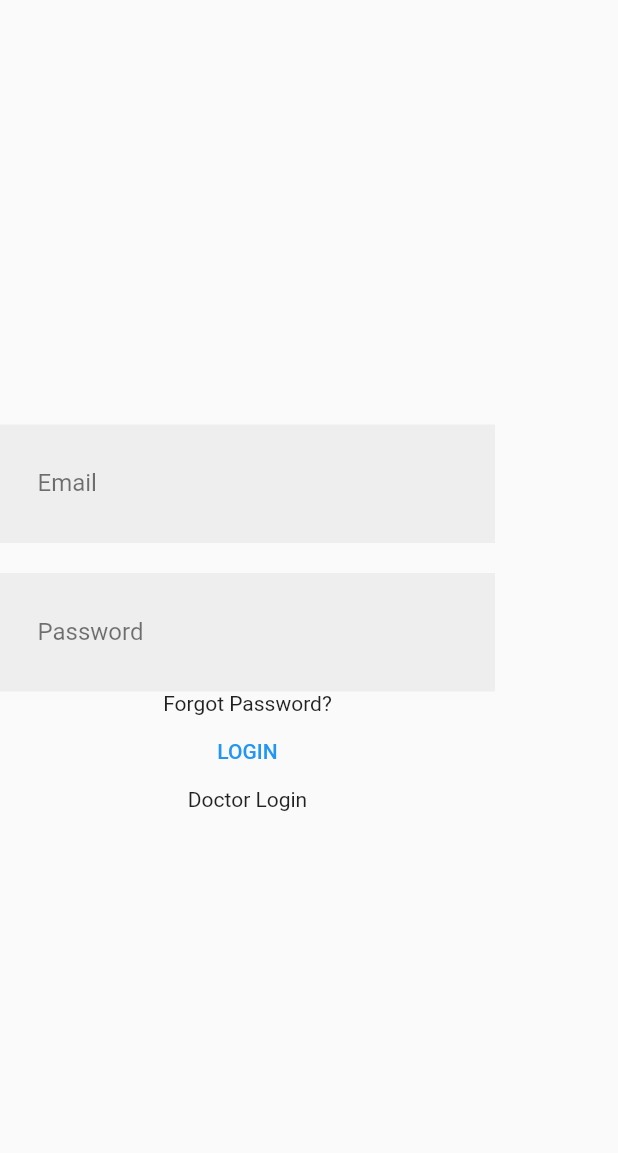
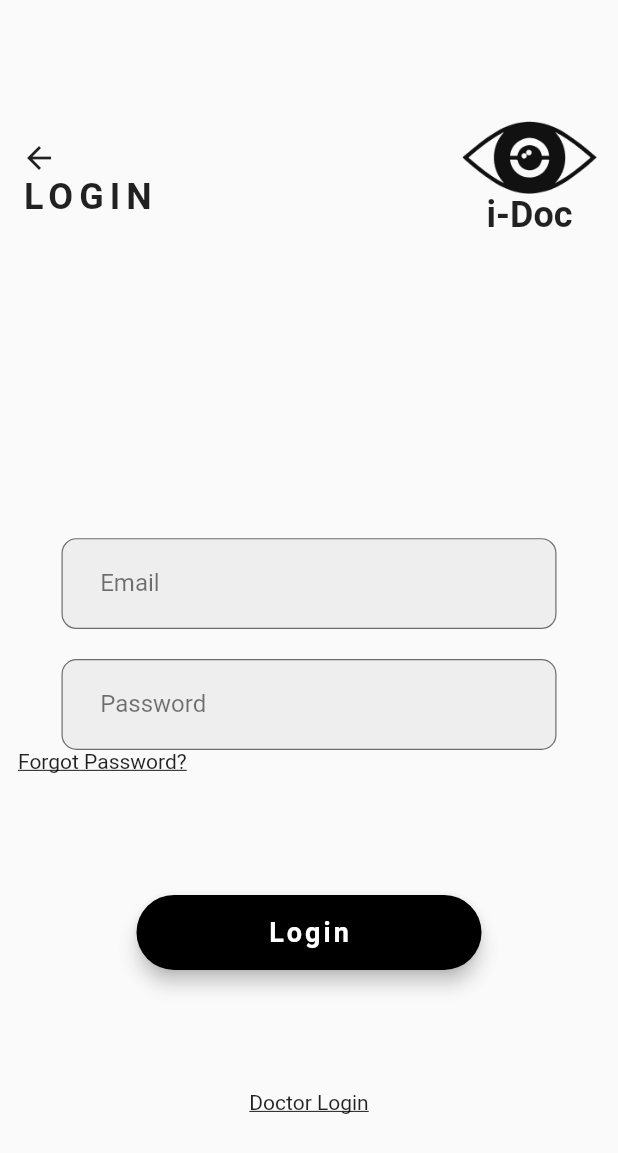
Before and after one commit to tusharbansal22/i-Doc-app, a Flutter app: the Login screen opened directly, on a phone screen of 412 x 824 dp. Shown: the top 1153 px of the screen. Run offline on Flutter 3.47's test engine with Material 2 defaults, Android fonts, the phone set to English and light mode, and no system bars.

Commit message:
login screen v1

```diff
--- a/lib/constants.dart
+++ b/lib/constants.dart
@@ -1,6 +1,7 @@
 import 'package:flutter/material.dart';
 
-var kTextInputPadding = EdgeInsets.symmetric(horizontal: 25,vertical: 10);
+var kTextInputPadding = EdgeInsets.symmetric(horizontal: 25,vertical: 0);
+
 var kInputFieldDecoration = InputDecoration(
   labelText: "Email",
   labelStyle: TextStyle(color: Colors.black54),
@@ -24,5 +25,7 @@ var kPasswordFieldDecoration = InputDecoration(
 
 
 var kTextInputDecoration = BoxDecoration(
+  borderRadius: BorderRadius.circular(10),
+  border: Border.all(color: Colors.black54,width: 0.8),
   color: Colors.grey.shade200,
 );
--- a/lib/main.dart
+++ b/lib/main.dart
@@ -1,4 +1,5 @@
 import 'package:flutter/material.dart';
+import 'package:i_doc_app/screens/login.dart';
 
 import 'init_screen.dart';
 
@@ -18,6 +19,6 @@ class MyApp extends StatelessWidget {
         theme: ThemeData(
           primarySwatch: Colors.blue,
         ),
-        home: InitScreen());
+        home: Login());
   }
 }
--- a/lib/screens/login.dart
+++ b/lib/screens/login.dart
@@ -1,6 +1,6 @@
-
 import 'package:flutter/material.dart';
 import 'package:i_doc_app/constants.dart';
+
 class Login extends StatefulWidget {
   const Login({Key? key}) : super(key: key);
 
@@ -9,15 +9,33 @@ class Login extends StatefulWidget {
 }
 
 class _LoginState extends State<Login> {
-  String email="";
-  String password="";
+  String email = "";
+  String password = "";
   @override
   Widget build(BuildContext context) {
-
-
     return Scaffold(
-        body: Column(
-          mainAxisAlignment: MainAxisAlignment.center,
+      body: SafeArea(
+        child: Column(
+          mainAxisAlignment: MainAxisAlignment.spaceEvenly,
+          children: [
+            Padding(
+              padding: const EdgeInsets.symmetric(horizontal: 14.0),
+              child: Row(
+                mainAxisAlignment: MainAxisAlignment.spaceBetween,
+                children: [
+                  Column(
+                    crossAxisAlignment: CrossAxisAlignment.start,
+                    children: [
+                      Icon(Icons.arrow_back),
+                      Text('LOGIN', style: TextStyle(fontWeight: FontWeight.w700,fontSize: 24,letterSpacing: 4),),
+                    ],
+                  ),
+                  Column(children:[ Image.asset('assets/images/logo.png',width: 90,),Text("i-Doc",style: TextStyle(fontWeight: FontWeight.w700,fontSize: 24),)]),
+                ],
+              ),
+            ),
+            SizedBox(height: 40,),
+            Column(
               children: [
                 Container(
                   width: 330,
@@ -25,14 +43,16 @@ class _LoginState extends State<Login> {
                   decoration: kTextInputDecoration,
                   child: TextField(
                     decoration: kInputFieldDecoration,
-                  onChanged: (change){
+                    onChanged: (change) {
                       setState(() {
                         email = change;
                       });
                     },
                   ),
                 ),
-              SizedBox(height: 20,),
+                SizedBox(
+                  height: 20,
+                ),
                 Container(
                   width: 330,
                   padding: kTextInputPadding,
@@ -40,20 +60,51 @@ class _LoginState extends State<Login> {
                   child: TextField(
                     obscureText: true,
                     decoration: kPasswordFieldDecoration,
-                  onChanged: (change){
+                    onChanged: (change) {
                       setState(() {
                         password = change;
                       });
                     },
                   ),
                 ),
-              GestureDetector(onTap: (){},child: Text('Forgot Password?'),),
-              TextButton(onPressed: (){}, child: Container(
-                child: Text('LOGIN'),
+                GestureDetector(
+                  onTap: () {},
+                  child: Padding(
+                    padding: const EdgeInsets.symmetric(horizontal: 12.0),
+                    child: Align(
+                        alignment: Alignment.topLeft,
+                        child: Text(
+                          'Forgot Password?',
+                          style: TextStyle(
+                            decoration: TextDecoration.underline,
+                          ),
                         )),
-              GestureDetector(onTap: (){},child: Text('Doctor Login'),),
+                  ),
+                ),
+              ],
+            ),
 
+            ElevatedButton(
+              style: ElevatedButton.styleFrom(
+                  backgroundColor: Colors.black,
+                  elevation: 5.0,
+                  minimumSize: Size(230, 50),
+                  textStyle:
+                  TextStyle(fontSize: 18, fontWeight: FontWeight.bold),
+                  shape: RoundedRectangleBorder(
+                      borderRadius: BorderRadius.circular(30))),
+              onPressed: () {},
+              child: Text(
+                'Login',
+                style: TextStyle(letterSpacing: 2),
+              ),
+            ),
+            GestureDetector(
+              onTap: () {},
+              child: Text('Doctor Login',style: TextStyle(decoration: TextDecoration.underline),),
+            ),
           ],
+        ),
       ),
     );
   }
```
Lines whose indentation alone changed are shown as unchanged.
